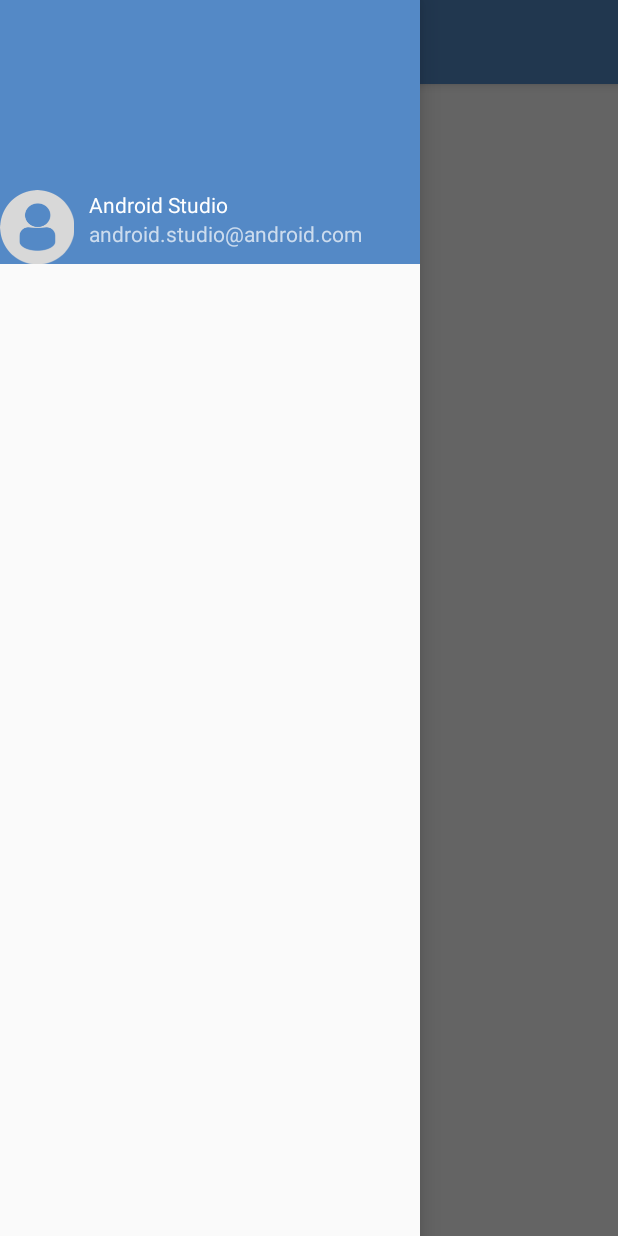
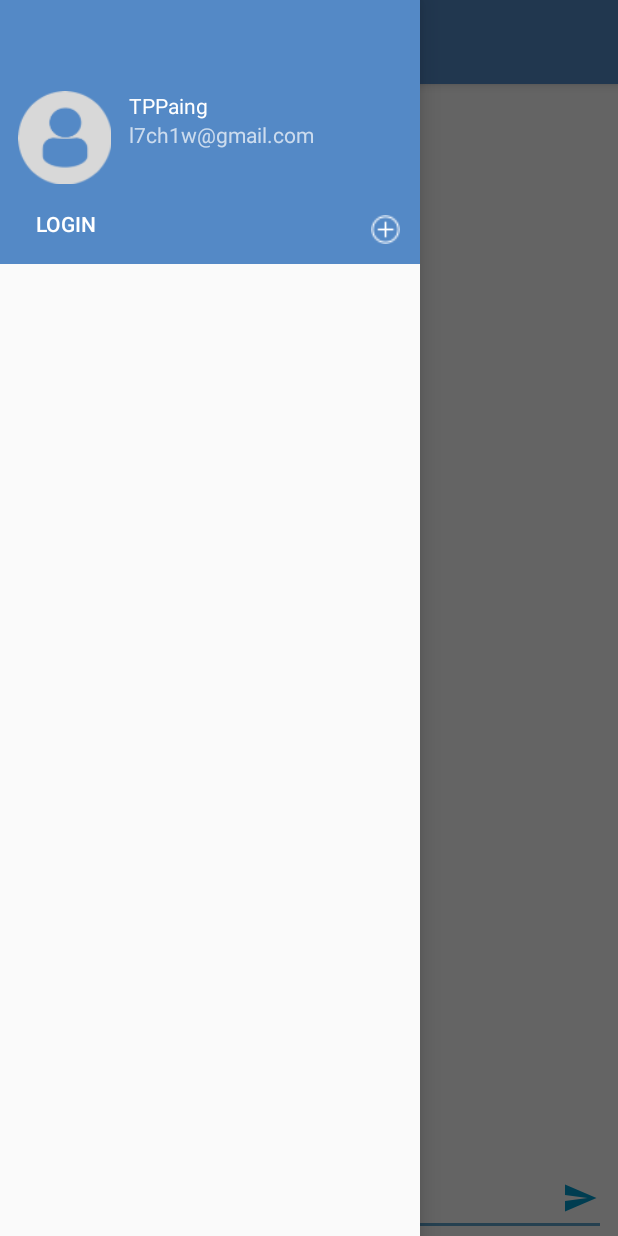
Before and after one commit to l7ch1w/smack, an Android app: the screen it shows after launch (MainActivity), with the side drawer open, on a phone screen of 412 x 824 dp. Run offline under Robolectric (Android 15) with nearby library versions, the phone set to English and light mode, and no system bars.

Commit message:
lesson 2

```diff
--- a/app/src/main/java/com/snackchat/l7ch1w/smack/MainActivity.kt
+++ b/app/src/main/java/com/snackchat/l7ch1w/smack/MainActivity.kt
@@ -8,6 +8,7 @@ import android.support.v7.app.ActionBarDrawerToggle
 import android.support.v7.app.AppCompatActivity
 import android.view.Menu
 import android.view.MenuItem
+import android.view.View
 import kotlinx.android.synthetic.main.activity_main.*
 import kotlinx.android.synthetic.main.app_bar_main.*
 
@@ -31,4 +32,16 @@ class MainActivity : AppCompatActivity() {
             super.onBackPressed()
         }
     }
+
+    fun loginBtnNavClicked (view: View) {
+
+    }
+
+    fun addChannelClicked (view: View) {
+
+    }
+
+    fun sendMsgBtnClicked (view: View) {
+
+    }
 }
--- a/app/src/main/res/layout/activity_main.xml
+++ b/app/src/main/res/layout/activity_main.xml
@@ -34,6 +34,7 @@
                 android:id="@+id/channel_list">
 
             </ListView>
+
         </RelativeLayout>
 
         </android.support.design.widget.NavigationView>
--- a/app/src/main/res/layout/content_main.xml
+++ b/app/src/main/res/layout/content_main.xml
@@ -9,12 +9,56 @@
     tools:showIn="@layout/app_bar_main">
 
     <TextView
-        android:layout_width="wrap_content"
+        android:id="@+id/mainChannelName"
+        android:layout_width="0dp"
         android:layout_height="wrap_content"
-        android:text="Hello World!"
+        android:layout_marginTop="8dp"
+        android:text="Please log in!"
+        android:textAlignment="center"
         app:layout_constraintBottom_toBottomOf="parent"
+        app:layout_constraintHorizontal_bias="0.461"
         app:layout_constraintLeft_toLeftOf="parent"
         app:layout_constraintRight_toRightOf="parent"
-        app:layout_constraintTop_toTopOf="parent" />
+        app:layout_constraintTop_toTopOf="parent"
+        app:layout_constraintVertical_bias="0.032" />
+
+    <EditText
+        android:id="@+id/messageTextfield"
+        android:layout_width="0dp"
+        android:layout_height="wrap_content"
+        android:layout_marginEnd="8dp"
+        android:layout_marginStart="8dp"
+        android:ems="10"
+        android:hint="message:"
+        android:inputType="textMultiLine"
+        app:layout_constraintBottom_toBottomOf="parent"
+        app:layout_constraintEnd_toEndOf="parent"
+        app:layout_constraintHorizontal_bias="0.444"
+        app:layout_constraintStart_toStartOf="parent" />
+
+    <ImageButton
+        android:id="@+id/sendMessageBtn"
+        android:layout_width="35dp"
+        android:layout_height="35dp"
+        android:layout_marginBottom="8dp"
+        android:layout_marginEnd="8dp"
+        android:background="@android:color/transparent"
+        android:onClick="sendMsgBtnClicked"
+        android:tint="@android:color/holo_blue_dark"
+        app:layout_constraintBottom_toBottomOf="parent"
+        app:layout_constraintEnd_toEndOf="parent"
+        app:srcCompat="@drawable/ic_menu_send" />
+
+    <android.support.v7.widget.RecyclerView
+        android:id="@+id/messageListView"
+        android:layout_width="0dp"
+        android:layout_height="0dp"
+        android:layout_marginTop="8dp"
+        app:layout_constraintBottom_toTopOf="@+id/messageTextfield"
+        app:layout_constraintEnd_toEndOf="parent"
+        app:layout_constraintHorizontal_bias="0.0"
+        app:layout_constraintStart_toStartOf="parent"
+        app:layout_constraintTop_toBottomOf="@+id/mainChannelName"
+        app:layout_constraintVertical_bias="1.0" />
 
 </android.support.constraint.ConstraintLayout>
--- a/app/src/main/res/layout/nav_header_main.xml
+++ b/app/src/main/res/layout/nav_header_main.xml
@@ -11,35 +11,64 @@
     tools:layout_editor_absoluteY="25dp">
 
     <ImageView
-        android:id="@+id/imageView"
-        android:layout_width="49dp"
-        android:layout_height="57dp"
+        android:id="@+id/userImageNavHeader"
+        android:layout_width="70dp"
+        android:layout_height="70dp"
+        android:layout_marginBottom="8dp"
+        android:layout_marginStart="8dp"
         android:contentDescription="@string/nav_header_desc"
         android:paddingTop="@dimen/nav_header_vertical_spacing"
-        app:layout_constraintBottom_toBottomOf="parent"
+        app:layout_constraintBottom_toTopOf="@+id/loginBtnNavHeader"
         app:layout_constraintStart_toStartOf="parent"
         app:srcCompat="@drawable/profiledefault" />
 
     <TextView
-        android:id="@+id/textView2"
+        android:id="@+id/userNameNavHeader"
         android:layout_width="wrap_content"
         android:layout_height="wrap_content"
-        android:layout_marginStart="10dp"
+        android:layout_marginStart="8dp"
         android:paddingTop="@dimen/nav_header_vertical_spacing"
-        android:text="@string/nav_header_title"
+        android:text="TPPaing"
         android:textAppearance="@style/TextAppearance.AppCompat.Body1"
-        app:layout_constraintStart_toEndOf="@+id/imageView"
-        app:layout_constraintTop_toTopOf="@+id/imageView"
+        app:layout_constraintStart_toEndOf="@+id/userImageNavHeader"
+        app:layout_constraintTop_toTopOf="@+id/userImageNavHeader"
         tools:text="TPPaing" />
 
     <TextView
-        android:id="@+id/textView"
+        android:id="@+id/userEmailNavHeader"
         android:layout_width="wrap_content"
         android:layout_height="wrap_content"
-        android:layout_marginStart="10dp"
-        android:text="@string/nav_header_subtitle"
-        app:layout_constraintStart_toEndOf="@+id/imageView"
-        app:layout_constraintTop_toBottomOf="@+id/textView2"
+        android:layout_marginStart="8dp"
+        android:text="l7ch1w@gmail.com"
+        app:layout_constraintStart_toEndOf="@+id/userImageNavHeader"
+        app:layout_constraintTop_toBottomOf="@+id/userNameNavHeader"
         tools:text="l7ch1w@gmail.com" />
 
+    <Button
+        android:id="@+id/loginBtnNavHeader"
+        android:layout_width="wrap_content"
+        android:layout_height="37dp"
+        android:layout_marginBottom="8dp"
+        android:layout_marginStart="24dp"
+        android:background="@android:color/transparent"
+        android:onClick="loginBtnNavClicked"
+        android:text="Login"
+        android:textAlignment="textStart"
+        app:layout_constraintBottom_toBottomOf="parent"
+        app:layout_constraintStart_toStartOf="parent" />
+
+    <ImageButton
+        android:id="@+id/addChannelBtn"
+        android:layout_width="30dp"
+        android:layout_height="30dp"
+        android:layout_marginBottom="8dp"
+        android:layout_marginEnd="8dp"
+        android:background="@android:color/transparent"
+        android:onClick="addChannelClicked"
+        android:padding="5dp"
+        android:scaleType="fitXY"
+        app:layout_constraintBottom_toBottomOf="parent"
+        app:layout_constraintEnd_toEndOf="parent"
+        app:srcCompat="@drawable/addchannelbutton" />
+
 </android.support.constraint.ConstraintLayout>
```
